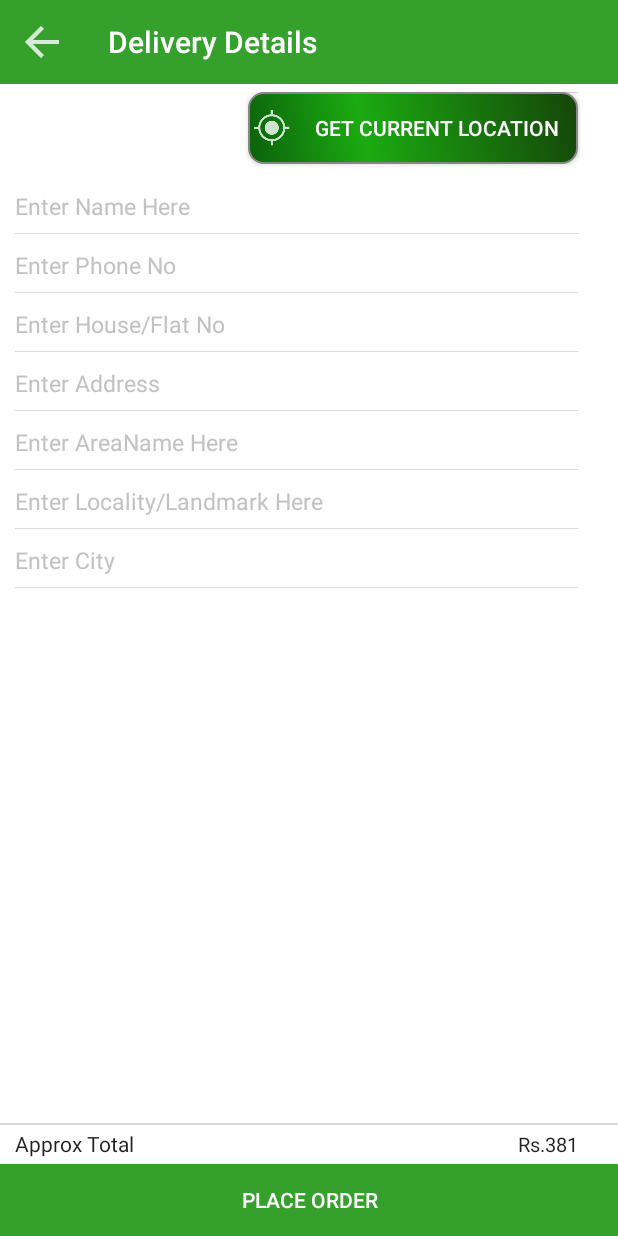
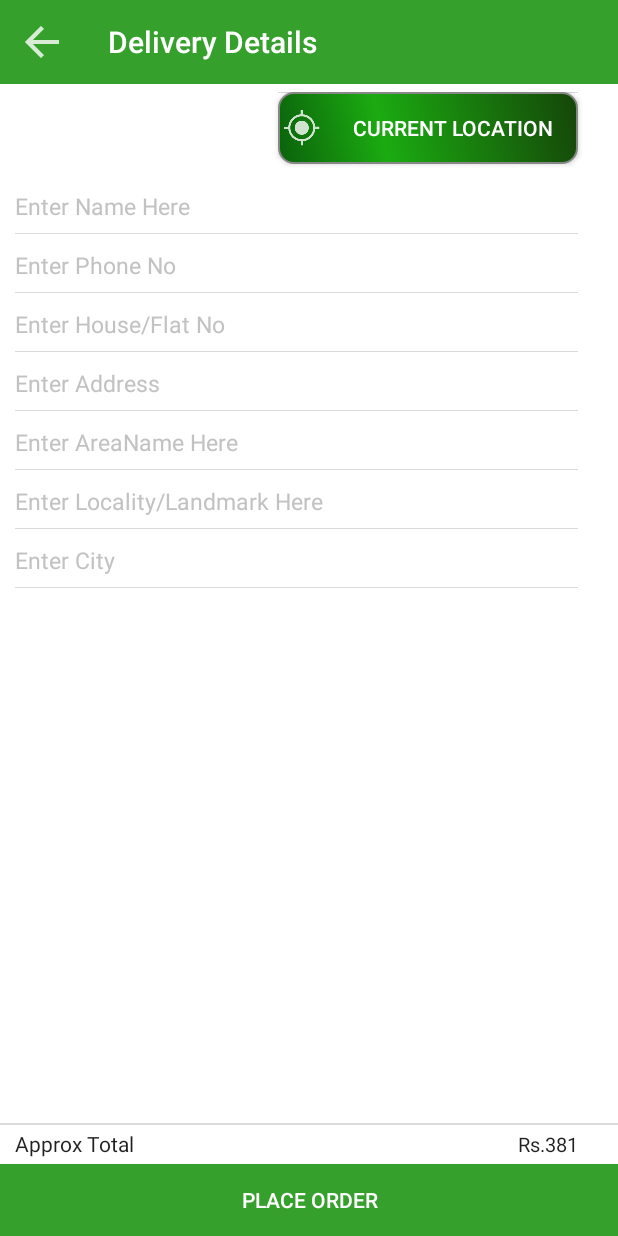
Before and after one commit to dayasudhan/bhoomika, an Android app: the CutomerEnterDetailsActivity screen opened directly, with no data from a screen before it, on a phone screen of 412 x 824 dp. Run offline under Robolectric (Android 15) with nearby library versions, the phone set to English and light mode, and no system bars; 1 statement that could not run was skipped.

Commit message:
some changes

```diff
--- a/app/src/main/res/drawable/locationbuttonshape.xml
+++ b/app/src/main/res/drawable/locationbuttonshape.xml
@@ -18,7 +18,7 @@
         android:bottom="0dp"
         />
     <size
-        android:width="220dp"
+        android:width="200dp"
         android:height="40dp"
         />
     <stroke
--- a/app/src/main/res/drawable/locationbuttonshapepressed.xml
+++ b/app/src/main/res/drawable/locationbuttonshapepressed.xml
@@ -18,7 +18,7 @@
         android:bottom="0dp"
         />
     <size
-        android:width="220dp"
+        android:width="200dp"
         android:height="40dp"
         />
     <stroke
--- a/app/src/main/res/layout/activity_cutomer_enter_details.xml
+++ b/app/src/main/res/layout/activity_cutomer_enter_details.xml
@@ -420,7 +420,7 @@
         style="?android:attr/buttonStyleSmall"
         android:layout_width="wrap_content"
         android:layout_height="wrap_content"
-        android:text="Get Current Location"
+        android:text="Current Location"
         android:textColor="#ffffff"
         android:id="@+id/locationButton"
         android:drawableLeft="@drawable/ic_action_location_found"
```
Also changed, not shown: app/src/main/res/drawable/buttonselector.xml (+5 -5 lines).
